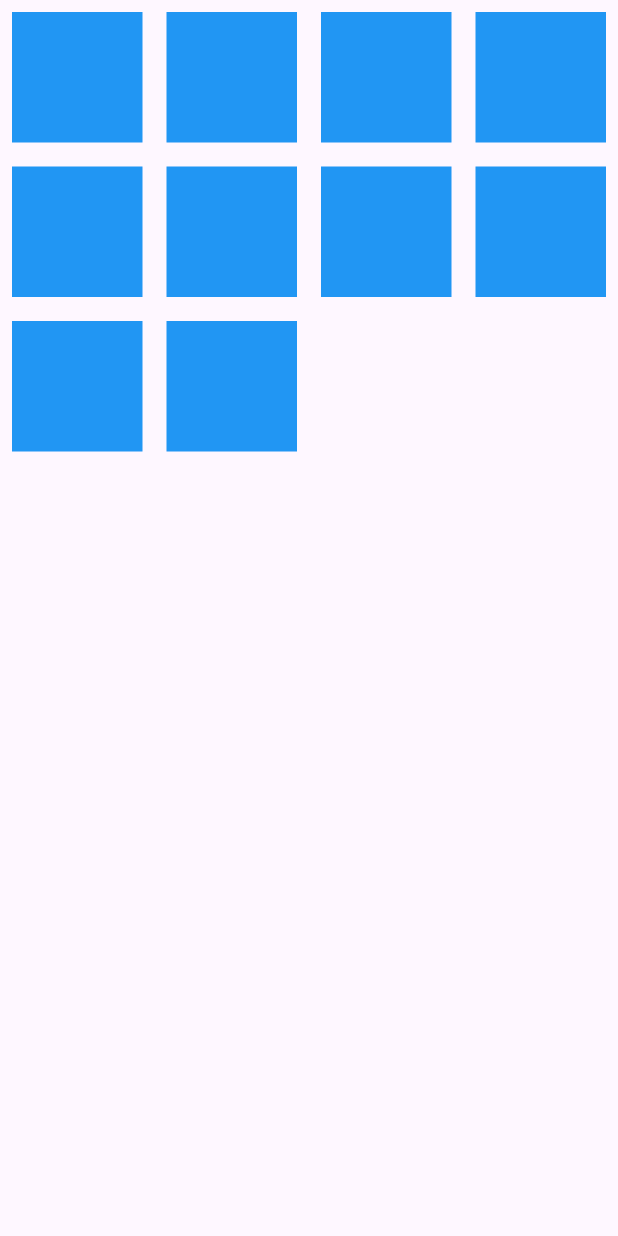
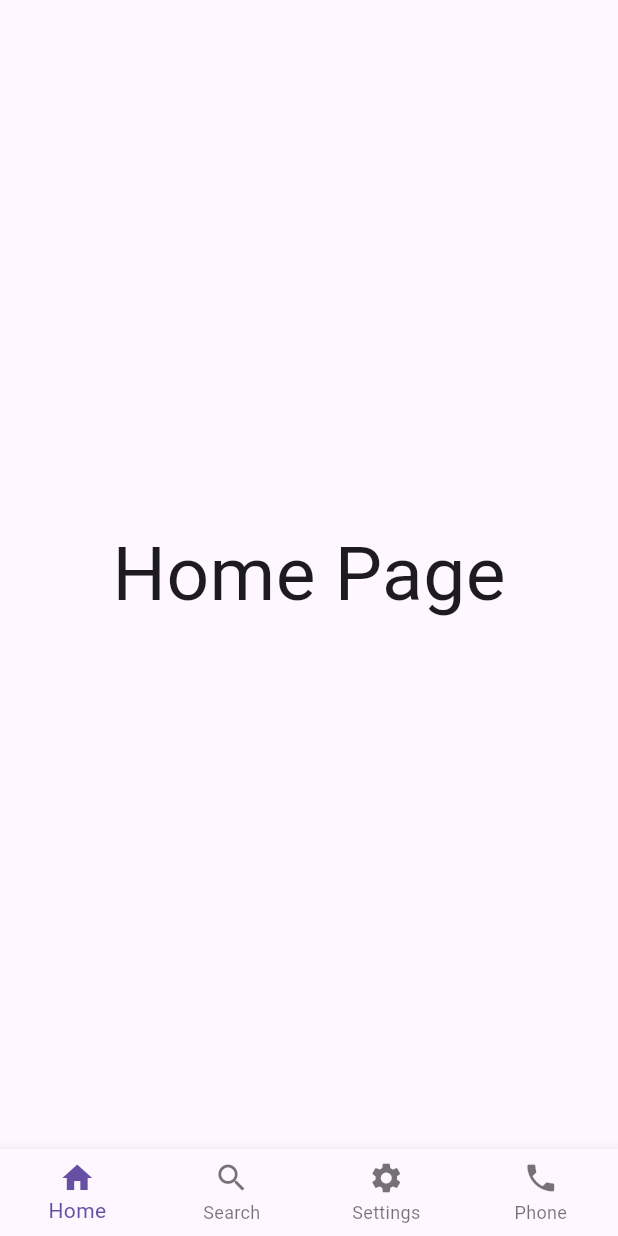
Before and after one commit to Oj-PreshuZ/Flutter-Widgets, a Flutter app: the screen it shows after launch, on a phone screen of 412 x 824 dp. Run offline on Flutter 3.47's test engine with Material 3 defaults, Android fonts, the phone set to English and light mode, and no system bars.

Commit message:
bottomnavbar

```diff
--- a/lib/main.dart
+++ b/lib/main.dart
@@ -1,4 +1,5 @@
 import 'package:flutter/material.dart';
+import 'package:widgets/pages/bottomnav.dart';
 import 'package:widgets/pages/gridview.dart';
 
 void main() {
@@ -13,7 +14,7 @@ class MyApp extends StatelessWidget {
     return MaterialApp(
       debugShowCheckedModeBanner: false,
       theme: ThemeData(primarySwatch: Colors.deepPurple),
-      home: const GridViewPage(),
+      home: const BottomNavPage(),
     );
   }
 }
--- /dev/null
+++ b/lib/page/home.dart
@@ -0,0 +1,15 @@
+import 'package:flutter/material.dart';
+
+class UserHome extends StatelessWidget {
+  const UserHome({super.key});
+
+  @override
+  Widget build(BuildContext context) {
+    return const Center(
+      child: Text(
+        'Home Page',
+        style: TextStyle(fontSize: 50),
+      ),
+    );
+  }
+}
--- /dev/null
+++ b/lib/pages/bottomnav.dart
@@ -0,0 +1,48 @@
+import 'package:flutter/material.dart';
+import 'package:widgets/page/home.dart';
+import 'package:widgets/page/phone.dart';
+import 'package:widgets/page/search.dart';
+import 'package:widgets/page/settings.dart';
+
+class BottomNavPage extends StatefulWidget {
+  const BottomNavPage({super.key});
+
+  @override
+  State<BottomNavPage> createState() => _BottomNavPageState();
+}
+
+class _BottomNavPageState extends State<BottomNavPage> {
+  int _selectedIndex = 0;
+
+  void _navigateBottomBar(int index) {
+    setState(() {
+      _selectedIndex = index;
+    });
+  }
+
+  final List _pages = [
+    const UserHome(),
+    const UserSearch(),
+    const UserSettings(),
+    const UserPhone(),
+  ];
+
+  @override
+  Widget build(BuildContext context) {
+    return Scaffold(
+      body: _pages[_selectedIndex],
+      bottomNavigationBar: BottomNavigationBar(
+        type: BottomNavigationBarType.fixed,
+        currentIndex: _selectedIndex,
+        onTap: _navigateBottomBar,
+        items: const [
+          BottomNavigationBarItem(icon: Icon(Icons.home), label: 'Home'),
+          BottomNavigationBarItem(icon: Icon(Icons.search), label: 'Search'),
+          BottomNavigationBarItem(
+              icon: Icon(Icons.settings), label: 'Settings'),
+          BottomNavigationBarItem(icon: Icon(Icons.phone), label: 'Phone'),
+        ],
+      ),
+    );
+  }
+}
```
Also changed, not shown: lib/page/phone.dart (added, +15 -0 lines), lib/page/search.dart (added, +15 -0 lines), lib/page/settings.dart (added, +15 -0 lines).
